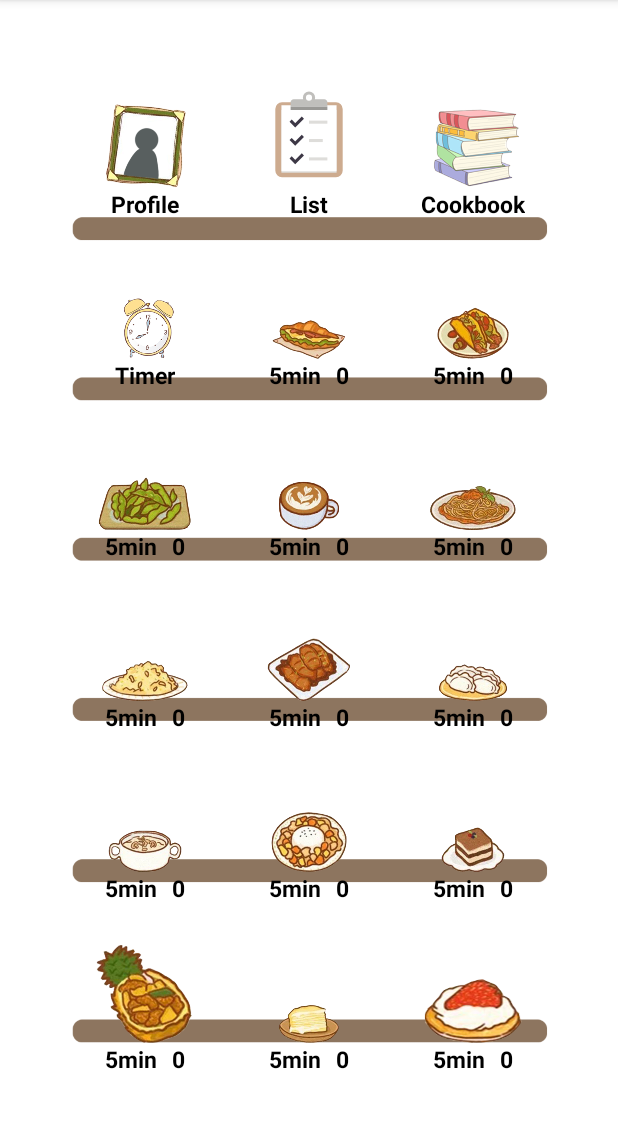
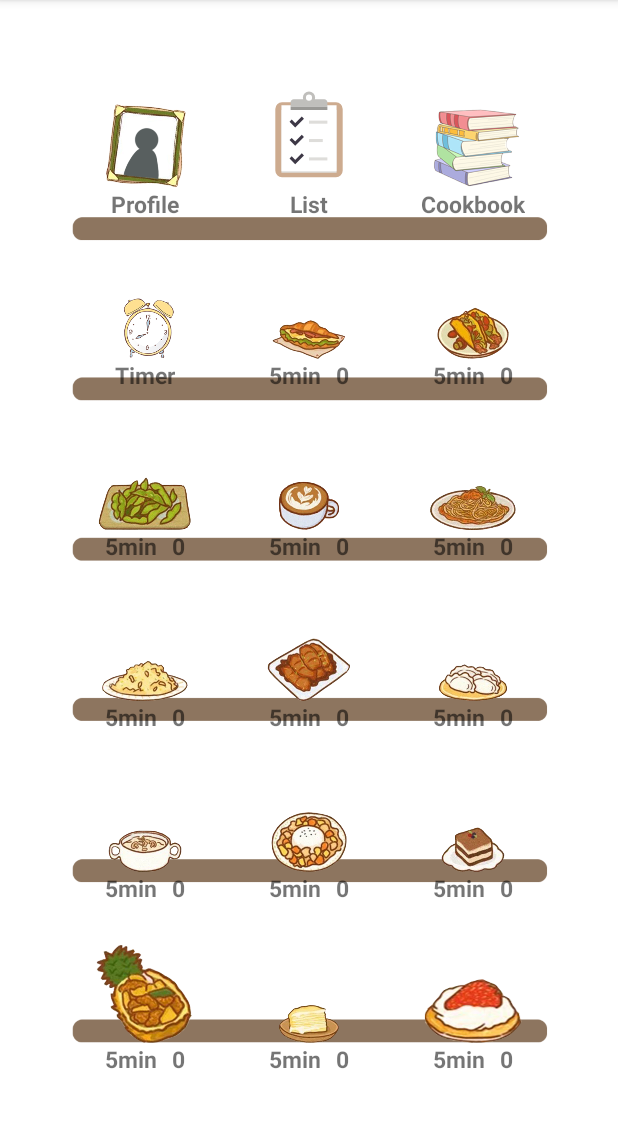
Before and after one commit to SusBhh/study-app, an Android app: the ShelfActivity screen opened directly, with no data from a screen before it, on a phone screen of 412 x 824 dp, the part 84-1212 px from its top. Run offline under Robolectric (Android 15) with nearby library versions, the phone set to English and light mode, and no system bars.

Commit message:
Changed shelf text to change to white in dark mode

```diff
--- a/app/src/main/res/layout/activity_shelf.xml
+++ b/app/src/main/res/layout/activity_shelf.xml
@@ -84,7 +84,6 @@
                     android:layout_gravity="center_horizontal|bottom"
                     android:text="Profile"
                     android:textAlignment="gravity"
-                    android:textColor="@android:color/black"
                     android:textSize="15sp"
                     android:textStyle="bold" />
 
@@ -132,7 +131,6 @@
                     android:layout_gravity="center_horizontal|bottom"
                     android:text="List"
                     android:textAlignment="gravity"
-                    android:textColor="@android:color/black"
                     android:textSize="15sp"
                     android:textStyle="bold" />
 
@@ -178,7 +176,6 @@
                     android:layout_gravity="center_horizontal|bottom"
                     android:text="Cookbook"
                     android:textAlignment="gravity"
-                    android:textColor="@android:color/black"
                     android:textSize="15sp"
                     android:textStyle="bold" />
 
@@ -224,7 +221,6 @@
                     android:layout_gravity="center_horizontal|bottom"
                     android:text="Timer"
                     android:textAlignment="gravity"
-                    android:textColor="@android:color/black"
                     android:textSize="15sp"
                     android:textStyle="bold" />
 
@@ -276,7 +272,6 @@
                         android:layout_gravity="center_horizontal|bottom"
                         android:text="5min"
                         android:textAlignment="center"
-                        android:textColor="@android:color/black"
                         android:textSize="15sp"
                         android:textStyle="bold" />
                     <TextView
@@ -287,7 +282,6 @@
                         android:layout_marginLeft="10dp"
                         android:text="0"
                         android:textAlignment="center"
-                        android:textColor="@android:color/black"
                         android:textSize="15sp"
                         android:textStyle="bold" />
 
@@ -340,7 +334,6 @@
                         android:layout_gravity="center_horizontal|bottom"
                         android:text="5min"
                         android:textAlignment="center"
-                        android:textColor="@android:color/black"
                         android:textSize="15sp"
                         android:textStyle="bold" />
                     <TextView
@@ -351,7 +344,6 @@
                         android:layout_marginLeft="10dp"
                         android:text="0"
                         android:textAlignment="center"
-                        android:textColor="@android:color/black"
                         android:textSize="15sp"
                         android:textStyle="bold" />
 
@@ -404,7 +396,6 @@
                         android:layout_gravity="center_horizontal|bottom"
                         android:text="5min"
                         android:textAlignment="center"
-                        android:textColor="@android:color/black"
                         android:textSize="15sp"
                         android:textStyle="bold" />
                     <TextView
@@ -415,7 +406,6 @@
                         android:layout_marginLeft="10dp"
                         android:text="0"
                         android:textAlignment="center"
-                        android:textColor="@android:color/black"
                         android:textSize="15sp"
                         android:textStyle="bold" />
 
@@ -469,7 +459,6 @@
                         android:layout_gravity="center_horizontal|bottom"
                         android:text="5min"
                         android:textAlignment="center"
-                        android:textColor="@android:color/black"
                         android:textSize="15sp"
                         android:textStyle="bold" />
                     <TextView
@@ -480,7 +469,6 @@
                         android:layout_marginLeft="10dp"
                         android:text="0"
                         android:textAlignment="center"
-                        android:textColor="@android:color/black"
                         android:textSize="15sp"
                         android:textStyle="bold" />
 
@@ -535,7 +523,6 @@
                         android:layout_gravity="center_horizontal|bottom"
                         android:text="5min"
                         android:textAlignment="center"
-                        android:textColor="@android:color/black"
                         android:textSize="15sp"
                         android:textStyle="bold" />
                     <TextView
@@ -546,7 +533,6 @@
                         android:layout_marginLeft="10dp"
                         android:text="0"
                         android:textAlignment="center"
-                        android:textColor="@android:color/black"
                         android:textSize="15sp"
                         android:textStyle="bold" />
 
@@ -600,7 +586,6 @@
                         android:layout_gravity="center_horizontal|bottom"
                         android:text="5min"
                         android:textAlignment="center"
-                        android:textColor="@android:color/black"
                         android:textSize="15sp"
                         android:textStyle="bold" />
                     <TextView
@@ -611,7 +596,6 @@
                         android:layout_marginLeft="10dp"
                         android:text="0"
                         android:textAlignment="center"
-                        android:textColor="@android:color/black"
                         android:textSize="15sp"
                         android:textStyle="bold" />
 
@@ -665,7 +649,6 @@
                         android:layout_gravity="center_horizontal|bottom"
                         android:text="5min"
                         android:textAlignment="center"
-                        android:textColor="@android:color/black"
                         android:textSize="15sp"
                         android:textStyle="bold" />
                     <TextView
@@ -676,7 +659,6 @@
                         android:layout_marginLeft="10dp"
                         android:text="0"
                         android:textAlignment="center"
-                        android:textColor="@android:color/black"
                         android:textSize="15sp"
                         android:textStyle="bold" />
 
@@ -730,7 +712,6 @@
                         android:layout_gravity="center_horizontal|bottom"
                         android:text="5min"
                         android:textAlignment="center"
-                        android:textColor="@android:color/black"
                         android:textSize="15sp"
                         android:textStyle="bold" />
                     <TextView
@@ -741,7 +722,6 @@
                         android:layout_marginLeft="10dp"
                         android:text="0"
                         android:textAlignment="center"
-                        android:textColor="@android:color/black"
                         android:textSize="15sp"
                         android:textStyle="bold" />
 
@@ -795,7 +775,6 @@
                         android:layout_gravity="center_horizontal|bottom"
                         android:text="5min"
                         android:textAlignment="center"
-                        android:textColor="@android:color/black"
                         android:textSize="15sp"
                         android:textStyle="bold" />
                     <TextView
@@ -806,7 +785,6 @@
                         android:layout_marginLeft="10dp"
                         android:text="0"
                         android:textAlignment="center"
-                        android:textColor="@android:color/black"
                         android:textSize="15sp"
                         android:textStyle="bold" />
 
@@ -860,7 +838,6 @@
                         android:layout_gravity="center_horizontal|bottom"
                         android:text="5min"
                         android:textAlignment="center"
-                        android:textColor="@android:color/black"
                         android:textSize="15sp"
                         android:textStyle="bold" />
                     <TextView
@@ -871,7 +848,6 @@
                         android:layout_marginLeft="10dp"
                         android:text="0"
                         android:textAlignment="center"
-                        android:textColor="@android:color/black"
                         android:textSize="15sp"
                         android:textStyle="bold" />
 
@@ -925,7 +901,6 @@
                         android:layout_gravity="center_horizontal|bottom"
                         android:text="5min"
                         android:textAlignment="center"
-                        android:textColor="@android:color/black"
                         android:textSize="15sp"
                         android:textStyle="bold" />
                     <TextView
@@ -936,7 +911,6 @@
                         android:layout_marginLeft="10dp"
                         android:text="0"
                         android:textAlignment="center"
-                        android:textColor="@android:color/black"
                         android:textSize="15sp"
                         android:textStyle="bold" />
 
@@ -989,7 +963,6 @@
                         android:layout_gravity="center_horizontal|bottom"
                         android:text="5min"
                         android:textAlignment="center"
-                        android:textColor="@android:color/black"
                         android:textSize="15sp"
                         android:textStyle="bold" />
 
@@ -1001,7 +974,6 @@
                         android:layout_marginLeft="10dp"
                         android:text="0"
                         android:textAlignment="center"
-                        android:textColor="@android:color/black"
                         android:textSize="15sp"
                         android:textStyle="bold" />
 
@@ -1055,7 +1027,6 @@
                         android:layout_gravity="center_horizontal|bottom"
                         android:text="5min"
                         android:textAlignment="center"
-                        android:textColor="@android:color/black"
                         android:textSize="15sp"
                         android:textStyle="bold" />
 
@@ -1067,7 +1038,6 @@
                         android:layout_marginLeft="10dp"
                         android:text="0"
                         android:textAlignment="center"
-                        android:textColor="@android:color/black"
                         android:textSize="15sp"
                         android:textStyle="bold" />
 
@@ -1121,7 +1091,6 @@
                         android:layout_gravity="center_horizontal|bottom"
                         android:text="5min"
                         android:textAlignment="center"
-                        android:textColor="@android:color/black"
                         android:textSize="15sp"
                         android:textStyle="bold" />
 
@@ -1133,7 +1102,6 @@
                         android:layout_marginLeft="10dp"
                         android:text="0"
                         android:textAlignment="center"
-                        android:textColor="@android:color/black"
                         android:textSize="15sp"
                         android:textStyle="bold" />
 
```
